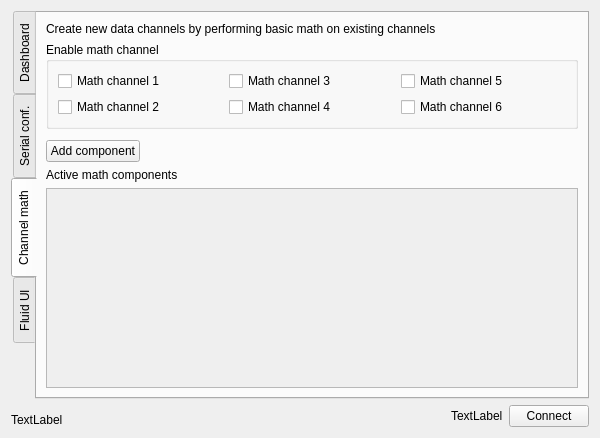
Qt form mainwindow.ui (vedranMv/dataDashboard) before a commit.
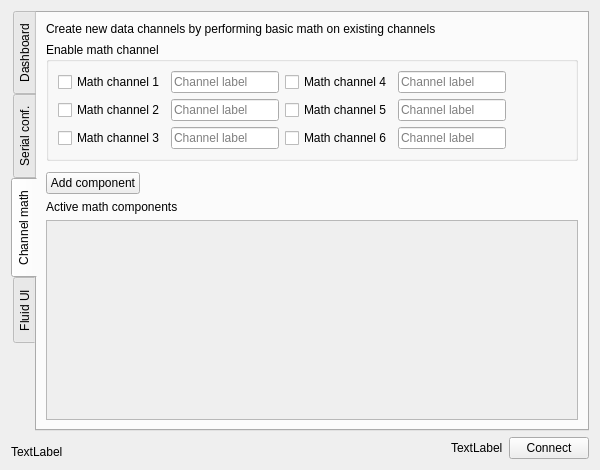
The same form after that commit. Custom widgets are drawn as their Qt base class.

Commit message: Add math channel name and integrate with config file

What changed in the file:
```diff
--- a/mainwindow.ui
+++ b/mainwindow.ui
@@ -312,6 +312,27 @@
             <string>Enable math channel</string>
            </property>
            <layout class="QGridLayout" name="gridLayout_2">
+            <item row="0" column="2">
+             <widget class="QCheckBox" name="mathCh4en">
+              <property name="text">
+               <string>Math channel 4</string>
+              </property>
+             </widget>
+            </item>
+            <item row="2" column="1">
+             <widget class="QLineEdit" name="mathCh3name">
+              <property name="placeholderText">
+               <string>Channel label</string>
+              </property>
+             </widget>
+            </item>
+            <item row="2" column="0">
+             <widget class="QCheckBox" name="mathCh3en">
+              <property name="text">
+               <string>Math channel 3</string>
+              </property>
+             </widget>
+            </item>
             <item row="0" column="0">
              <widget class="QCheckBox" name="mathCh1en">
               <property name="text">
@@ -319,6 +340,27 @@
               </property>
              </widget>
             </item>
+            <item row="2" column="2">
+             <widget class="QCheckBox" name="mathCh6en">
+              <property name="text">
+               <string>Math channel 6</string>
+              </property>
+             </widget>
+            </item>
+            <item row="0" column="3">
+             <widget class="QLineEdit" name="mathCh4name">
+              <property name="placeholderText">
+               <string>Channel label</string>
+              </property>
+             </widget>
+            </item>
+            <item row="1" column="3">
+             <widget class="QLineEdit" name="mathCh5name">
+              <property name="placeholderText">
+               <string>Channel label</string>
+              </property>
+             </widget>
+            </item>
             <item row="1" column="0">
              <widget class="QCheckBox" name="mathCh2en">
               <property name="text">
@@ -326,33 +368,46 @@
               </property>
              </widget>
             </item>
+            <item row="1" column="1">
+             <widget class="QLineEdit" name="mathCh2name">
+              <property name="placeholderText">
+               <string>Channel label</string>
+              </property>
+             </widget>
+            </item>
             <item row="0" column="1">
-             <widget class="QCheckBox" name="mathCh3en">
-              <property name="text">
-               <string>Math channel 3</string>
+             <widget class="QLineEdit" name="mathCh1name">
+              <property name="placeholderText">
+               <string>Channel label</string>
               </property>
              </widget>
             </item>
-            <item row="0" column="2">
+            <item row="1" column="2">
              <widget class="QCheckBox" name="mathCh5en">
               <property name="text">
                <string>Math channel 5</string>
               </property>
              </widget>
             </item>
-            <item row="1" column="1">
-             <widget class="QCheckBox" name="mathCh4en">
-              <property name="text">
-               <string>Math channel 4</string>
+            <item row="2" column="3">
+             <widget class="QLineEdit" name="mathCh6name">
+              <property name="placeholderText">
+               <string>Channel label</string>
               </property>
              </widget>
             </item>
-            <item row="1" column="2">
-             <widget class="QCheckBox" name="mathCh6en">
-              <property name="text">
-               <string>Math channel 6</string>
+            <item row="0" column="4">
+             <spacer name="horizontalSpacer_7">
+              <property name="orientation">
+               <enum>Qt::Horizontal</enum>
               </property>
-             </widget>
+              <property name="sizeHint" stdset="0">
+               <size>
+                <width>40</width>
+                <height>20</height>
+               </size>
+              </property>
+             </spacer>
             </item>
            </layout>
           </widget>
```
The commit also changes 2 other files.
